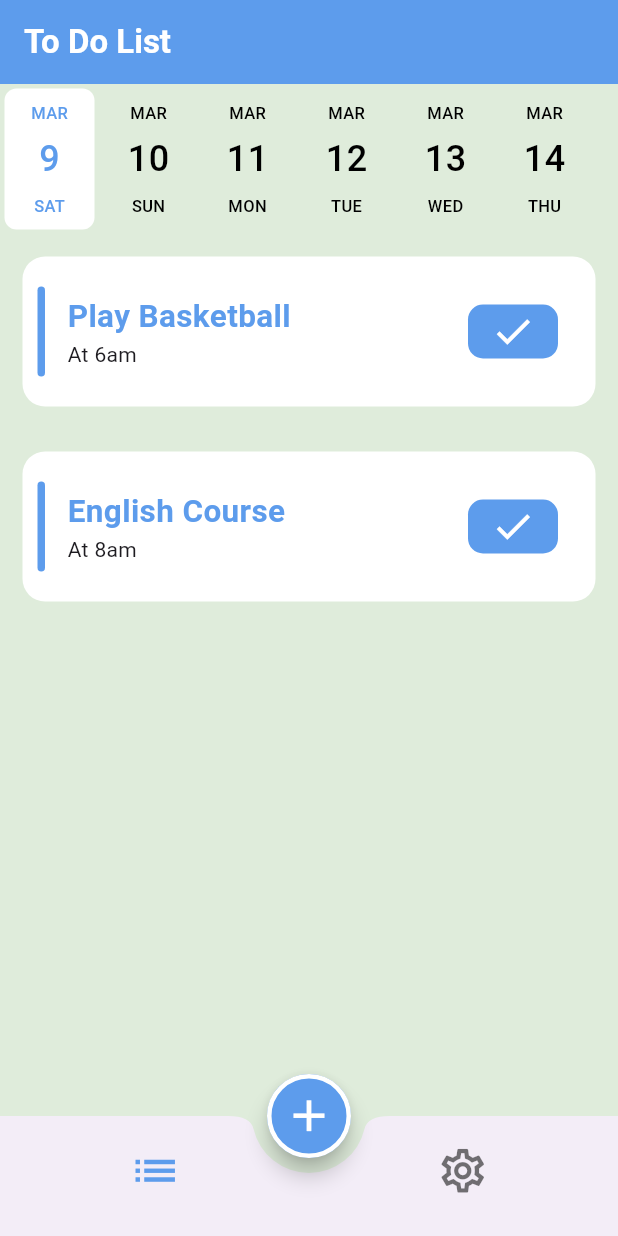
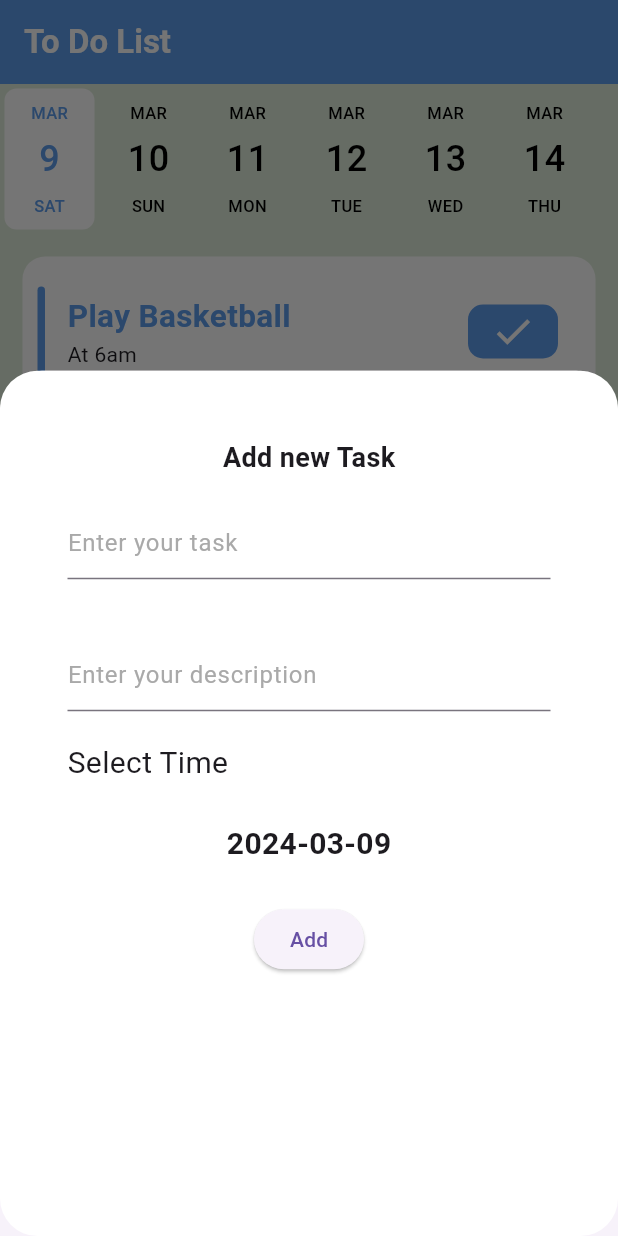
Before and after one commit to AhmedEmadElDeen14/ToDo-Project, a Flutter app: the screen it shows after launch, after a tap on the "add" icon, on a phone screen of 412 x 824 dp. Run offline on Flutter 3.47's test engine with Material 3 defaults, Android fonts, the phone set to English and light mode, and no system bars; drawn by our look-alikes of date_picker_timeline, flutter_slidable; our stand-ins replace google_fonts.

Commit message:
Added Add_Task_sheet Screen

```diff
--- a/lib/home.dart
+++ b/lib/home.dart
@@ -1,5 +1,6 @@
 import 'package:flutter/material.dart';
 import 'package:date_picker_timeline/date_picker_timeline.dart';
+import 'package:todo_app/sheets/add_task_sheet.dart';
 import 'package:todo_app/tabs/home_tab.dart';
 import 'package:todo_app/tabs/settings_tab.dart';
 
@@ -62,7 +63,21 @@ class _HomeScreenState extends State<HomeScreen> {
         ),
       ),
       floatingActionButton: FloatingActionButton(
-        onPressed: () {},
+        onPressed: () {
+          showModalBottomSheet(
+            context: context,
+            isScrollControlled: true,
+            builder: (context) {
+              return Container(
+                height: MediaQuery.of(context).size.height * .7,
+                decoration: BoxDecoration(
+                    color: Colors.white,
+                    borderRadius: BorderRadius.circular(25)),
+                child: AddTaskSheet(),
+              );
+            },
+          );
+        },
         child: Icon(
           Icons.add,
           color: Colors.white,
--- /dev/null
+++ b/lib/sheets/add_task_sheet.dart
@@ -0,0 +1,108 @@
+import 'package:flutter/material.dart';
+
+class AddTaskSheet extends StatefulWidget {
+  @override
+  State<AddTaskSheet> createState() => _AddTaskSheetState();
+}
+
+class _AddTaskSheetState extends State<AddTaskSheet> {
+  final _formKey = GlobalKey<FormState>();
+
+  var selectedDate = DateTime.now();
+
+  var titleController = TextEditingController();
+
+  var descriptionController = TextEditingController();
+
+  @override
+  Widget build(BuildContext context) {
+    return Padding(
+      padding: EdgeInsets.all(45),
+      child: Column(
+        children: [
+          Text(
+            "Add new Task",
+            style: TextStyle(fontSize: 18, fontWeight: FontWeight.w700),
+          ),
+          Form(
+            key: _formKey,
+            child: Column(
+              children: [
+                Container(
+                  margin: EdgeInsets.symmetric(vertical: 20),
+                  child: TextFormField(
+                    decoration: InputDecoration(
+                        hintText: "Enter your task",
+                        hintStyle: TextStyle(color: Color(0xffA9A9A9))),
+                    validator: (value) {
+                      if (value == null || value.isEmpty) {
+                        return "Please enter some text";
+                      }
+                      return null;
+                    },
+                  ),
+                ),
+                Container(
+                    margin: EdgeInsets.symmetric(vertical: 20),
+                    child: TextFormField(
+                      decoration: InputDecoration(
+                          hintText: "Enter your description",
+                          hintStyle: TextStyle(color: Color(0xffA9A9A9))),
+                      validator: (value) {
+                        if (value == null || value.isEmpty) {
+                          return "Please enter some text";
+                        }
+                        return null;
+                      },
+                    )),
+                Container(
+                  alignment: Alignment.topLeft,
+                  child: Text(
+                    "Select Time",
+                    style: TextStyle(fontSize: 20, fontWeight: FontWeight.w400),
+                  ),
+                ),
+                SizedBox(
+                  height: 25,
+                ),
+                InkWell(
+                  onTap: () {
+                    selectTaskDate();
+                  },
+                  child: Text("${selectedDate.toString().substring(0, 10)}",
+                      style:
+                          TextStyle(fontSize: 20, fontWeight: FontWeight.w700)),
+                ),
+                SizedBox(
+                  height: 25,
+                ),
+                ElevatedButton(
+                  onPressed: () {
+                    if(_formKey.currentState!.validate()){
+                      Navigator.pop(context);
+                    }
+
+                  },
+                  child: Text("Add"),
+                )
+              ],
+            ),
+          ),
+        ],
+      ),
+    );
+  }
+
+  selectTaskDate() async {
+    DateTime? chosenDate = await showDatePicker(
+        context: context,
+        initialDate: selectedDate,
+        firstDate: DateTime.now(),
+        lastDate: DateTime.now().add(Duration(days: 365)));
+
+    if (chosenDate != null) {
+      selectedDate = chosenDate;
+      setState(() {});
+    }
+  }
+}
--- a/pubspec.yaml
+++ b/pubspec.yaml
@@ -20,6 +20,7 @@ dependencies:
   date_picker_timeline: ^1.2.5
   flutter_slidable: ^3.0.1
   google_fonts: ^6.1.0
+  cloud_firestore: ^4.14.0
 
 
 dev_dependencies:
```
Also changed, not shown: pubspec.lock.
